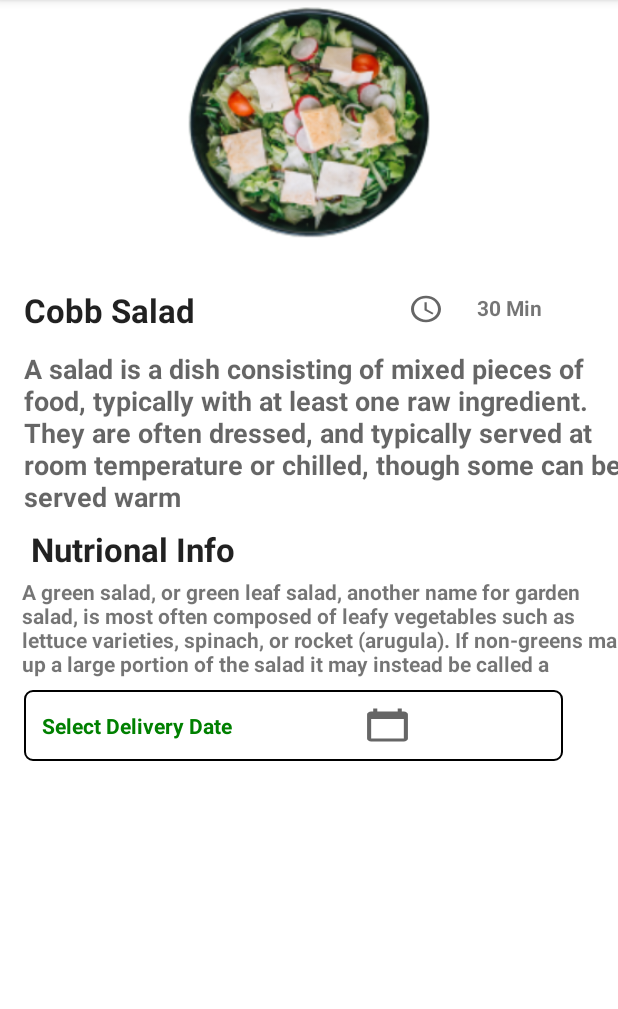
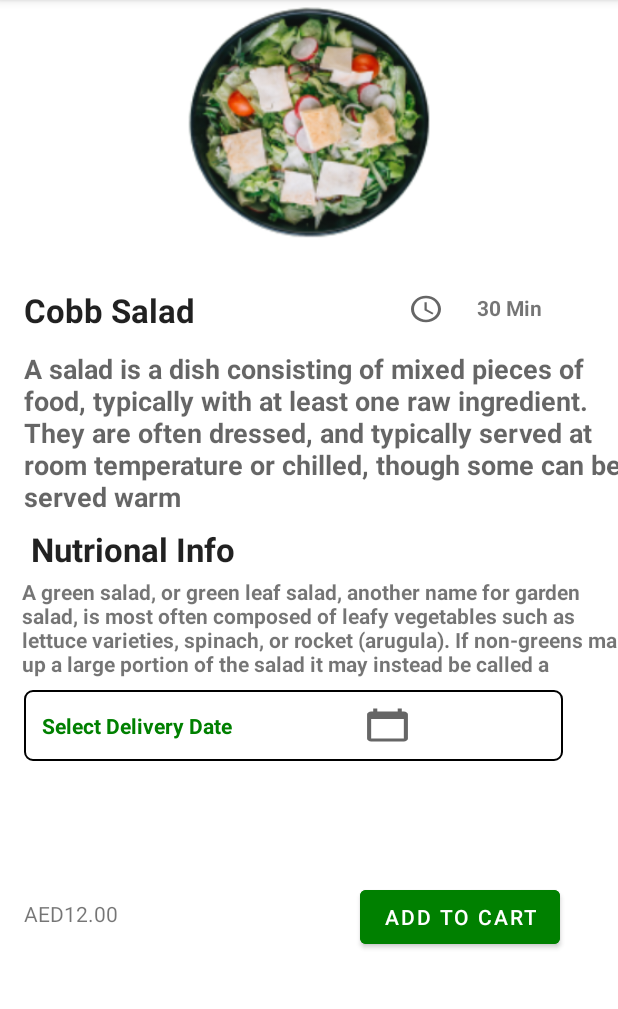
Before and after one commit to D2DBreakfast/Dawn_To_Dusk_Android_V1, an Android app: the fragment OrderDetailsFragment shown on its own in the app's theme, on a phone screen of 412 x 824 dp, the part 84-1093 px from its top. Run offline under Robolectric (Android 15) with nearby library versions, the phone set to English and light mode, and no system bars.

Commit message:
Order details page adding the button

```diff
--- a/app/src/main/res/layout/order_details_fragment.xml
+++ b/app/src/main/res/layout/order_details_fragment.xml
@@ -103,6 +103,7 @@
         app:layout_constraintTop_toBottomOf="@+id/tv_nutrional_info" />
 
         <LinearLayout
+            android:id="@+id/linearLayout4"
             android:layout_width="359dp"
             android:layout_height="47dp"
             android:layout_marginTop="8dp"
@@ -134,6 +135,30 @@
 
         </LinearLayout>
 
+        <TextView
+            android:id="@+id/textView3"
+            android:layout_width="210dp"
+            android:layout_height="59dp"
+            android:layout_marginStart="16dp"
+            android:layout_marginTop="72dp"
+            android:gravity="center_vertical"
+            android:text="AED12.00"
+            app:layout_constraintStart_toStartOf="parent"
+            app:layout_constraintTop_toBottomOf="@+id/linearLayout4" />
+
+        <Button
+            android:id="@+id/button4"
+            android:layout_width="wrap_content"
+            android:layout_height="wrap_content"
+            android:layout_marginTop="80dp"
+            android:layout_marginEnd="16dp"
+            android:text="Add To Cart"
+            android:backgroundTint="@color/green"
+            app:layout_constraintEnd_toEndOf="parent"
+            app:layout_constraintHorizontal_bias="0.378"
+            app:layout_constraintStart_toEndOf="@+id/textView3"
+            app:layout_constraintTop_toBottomOf="@+id/linearLayout4" />
+
 
     </androidx.constraintlayout.widget.ConstraintLayout>
 
```
